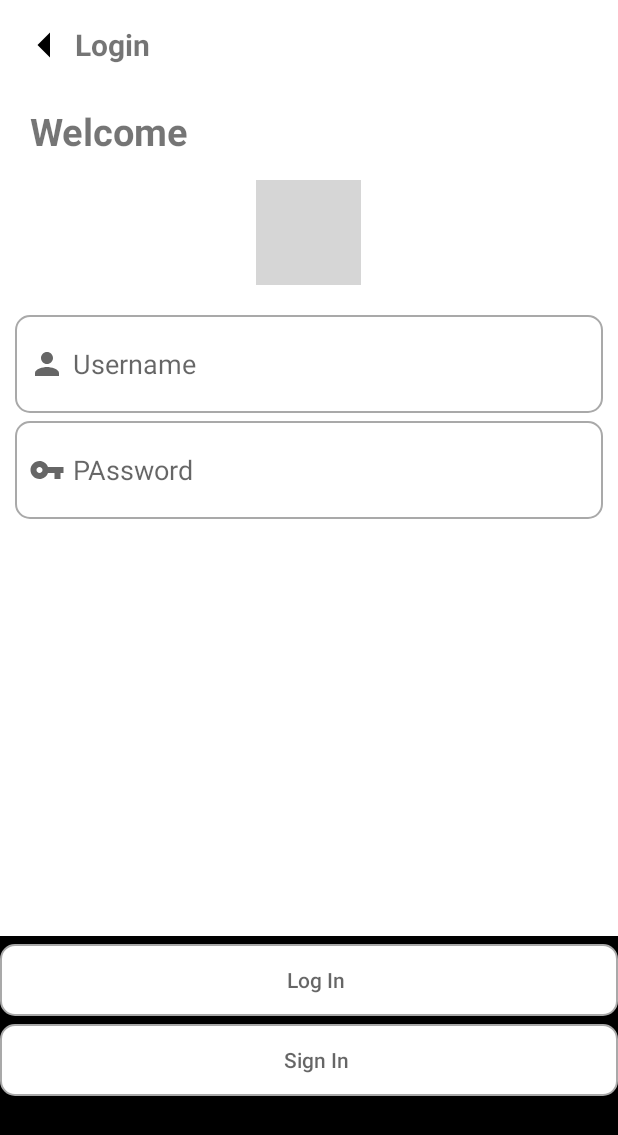
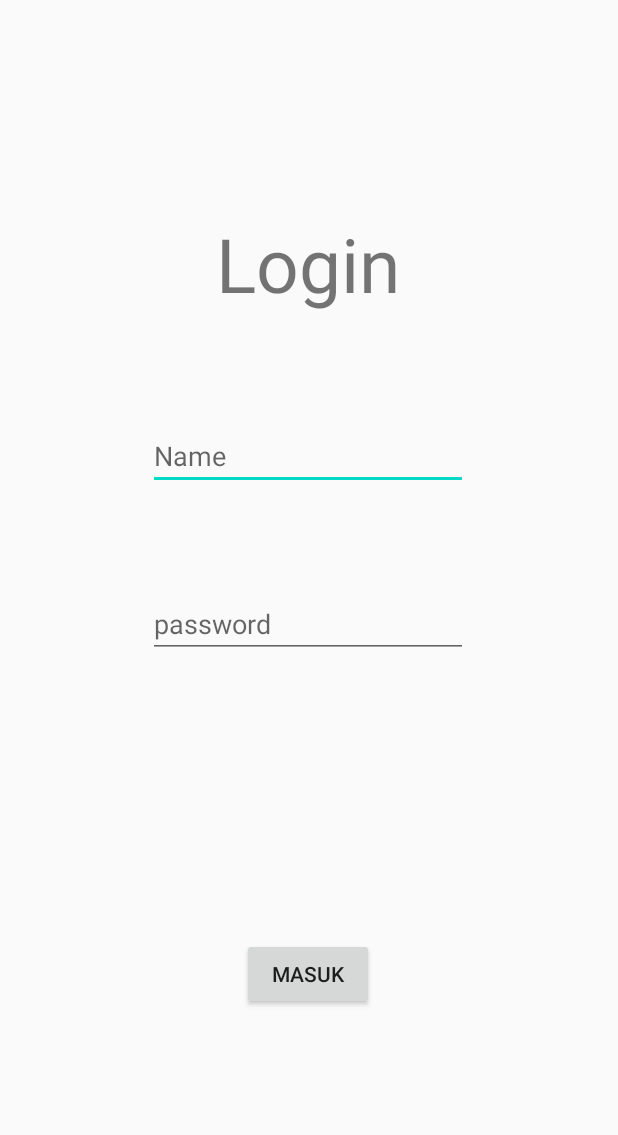
Before and after one commit to Edipurnomo/latihandot, an Android app: the layout activity_login.xml on its own in the app's theme, with its tools: preview values and no code run, on a phone screen of 412 x 824 dp. Shown: the top 1135 px of the screen. Run offline under Robolectric (Android 15) with nearby library versions, the phone set to English and light mode, and no system bars; grey boxes are pictures that could not be loaded.

Commit message:
sudah tapi pas diinstall terinstal 2 aplikasi //coba

```diff
--- a/app/src/main/AndroidManifest.xml
+++ b/app/src/main/AndroidManifest.xml
@@ -1,5 +1,6 @@
 <?xml version="1.0" encoding="utf-8"?>
 <manifest xmlns:android="http://schemas.android.com/apk/res/android"
+    xmlns:tools="http://schemas.android.com/tools"
     package="com.example.splashlogin">
 
     <application
@@ -9,7 +10,7 @@
         android:roundIcon="@mipmap/ic_launcher_round"
         android:supportsRtl="true"
         android:theme="@style/AppTheme">
-        <activity android:name="com.example.splashlogin.SplashActivity">
+        <activity android:name=".SplashActivity">
 
             <intent-filter>
                 <action android:name="android.intent.action.MAIN" />
@@ -17,16 +18,10 @@
                 <category android:name="android.intent.category.LAUNCHER" />
             </intent-filter>
         </activity>
-        <activity android:name="com.example.splashlogin.login">
-            <intent-filter>
-                <action android:name="android.intent.action.MAIN" />
+        <activity android:name=".MainActivity"
+            tools:ignore="DuplicateActivity" />
+        <activity android:name=".login">
 
-                <category android:name="android.intent.category.LAUNCHER" />
-            </intent-filter>
-        </activity>
-        <activity
-            android:name="com.example.splashlogin.MainActivity">
-        </activity>
-    </application>
+        </activity>    </application>
 
 </manifest>
--- a/app/src/main/java/com/example/splashlogin/SplashActivity.java
+++ b/app/src/main/java/com/example/splashlogin/SplashActivity.java
@@ -1,38 +1,28 @@
 package com.example.splashlogin;
 
+import android.app.Activity;
 import android.content.Intent;
 import android.os.Bundle;
-import android.os.Handler;
-import android.view.animation.Animation;
-import android.view.animation.AnimationUtils;
-import android.widget.ImageView;
 
-import androidx.annotation.Nullable;
-import androidx.appcompat.app.AppCompatActivity;
-
-public class SplashActivity extends AppCompatActivity {
-
-    ImageView logo;
+public class SplashActivity extends Activity {
 
     @Override
-    protected void onCreate(Bundle savedInstanceState){
+    protected void onCreate(Bundle savedInstanceState) {
         super.onCreate(savedInstanceState);
         setContentView(R.layout.activity_splash);
-        logo= (ImageView) findViewById(R.id.logo);
-
-
-
-        new Handler().postDelayed(new Runnable() {
-            @Override
-            public void run() {
-                Intent panggil = new Intent(SplashActivity.this, login.class);
-                startActivity(panggil);
-                finish();
+        Thread thread = new Thread() {
+            public void run () {
+                try {
+                    sleep(4000);
+                } catch (InterruptedException e) {
+                    e.printStackTrace();
+                } finally {
+                    startActivity(new Intent(SplashActivity.this, login.class));
+                    finish();
+                }
 
             }
-        }, 5000);
-
-        Animation myanim = AnimationUtils.loadAnimation(this,R.anim.mysplashanimaation);
-        logo.startAnimation(myanim);
+        };
+        thread.start();
     }
 }
--- a/app/src/main/java/com/example/splashlogin/login.java
+++ b/app/src/main/java/com/example/splashlogin/login.java
@@ -2,38 +2,31 @@ package com.example.splashlogin;
 
 import androidx.appcompat.app.AppCompatActivity;
 
+import android.content.Intent;
 import android.os.Bundle;
-import android.os.Handler;
 import android.view.View;
-import android.widget.LinearLayout;
+import android.widget.Button;
 
 
 public class login extends AppCompatActivity {
+    private Button buttonLogin;
 
-    LinearLayout rellay1;
-    LinearLayout rellay2;
-    LinearLayout rellay3;
-    Handler handler = new Handler();
-    Runnable runnable = new Runnable() {
-        @Override
-        public void run() {
-            rellay1.setVisibility(View.VISIBLE);
-            rellay2.setVisibility(View.VISIBLE);
-            rellay3.setVisibility(View.VISIBLE);
-
-        }
-    };
 
     @Override
     protected void onCreate(Bundle savedInstanceState) {
         super.onCreate(savedInstanceState);
         setContentView(R.layout.activity_login);
 
-        rellay1 = (LinearLayout) findViewById(R.id.rellay1);
-        rellay2 = (LinearLayout) findViewById(R.id.rellay2);
-        rellay3 = (LinearLayout) findViewById(R.id.rellay3);
+        buttonLogin = findViewById(R.id.buttonLogin);
 
-        handler.postDelayed(runnable, 5000);
+        buttonLogin.setOnClickListener(new View.OnClickListener() {
+            @Override
+            public void onClick (View v){
+                // action
+                Intent intent = new Intent(login.this, MainActivity.class);
+                startActivity(intent);
+            }
+        });
 
     }
 }
--- a/app/src/main/res/layout/activity_login.xml
+++ b/app/src/main/res/layout/activity_login.xml
@@ -1,130 +1,62 @@
 <?xml version="1.0" encoding="utf-8"?>
-<LinearLayout xmlns:android="http://schemas.android.com/apk/res/android"
+<androidx.constraintlayout.widget.ConstraintLayout xmlns:android="http://schemas.android.com/apk/res/android"
     xmlns:app="http://schemas.android.com/apk/res-auto"
     xmlns:tools="http://schemas.android.com/tools"
     android:layout_width="match_parent"
     android:layout_height="match_parent"
-    android:orientation="vertical"
-    tools:context=".login">
+    tools:context=".LoginActivity">
 
+    <TextView
+        android:id="@+id/textView3"
+        android:layout_width="wrap_content"
+        android:layout_height="wrap_content"
+        android:text="Login"
+        android:textSize="50dp"
+        app:layout_constraintBottom_toBottomOf="parent"
+        app:layout_constraintEnd_toEndOf="parent"
+        app:layout_constraintHorizontal_bias="0.497"
+        app:layout_constraintStart_toStartOf="parent"
+        app:layout_constraintTop_toTopOf="parent"
+        app:layout_constraintVertical_bias="0.188" />
 
-    <LinearLayout
-        android:id="@+id/rellay1"
-        android:background="@color/White"
-        android:gravity="center"
-        android:layout_gravity="center"
-        android:padding="10dp"
+    <EditText
+        android:id="@+id/editTextTextPersonName2"
+        android:layout_width="wrap_content"
+        android:layout_height="wrap_content"
+        android:ems="10"
+        android:hint="Name"
+        android:inputType="textPersonName"
+        android:text=""
+        app:layout_constraintBottom_toBottomOf="parent"
+        app:layout_constraintEnd_toEndOf="parent"
+        app:layout_constraintHorizontal_bias="0.497"
+        app:layout_constraintStart_toStartOf="parent"
+        app:layout_constraintTop_toBottomOf="@+id/textView3"
+        app:layout_constraintVertical_bias="0.127" />
 
-        android:layout_width="match_parent"
-        android:layout_height="wrap_content">
+    <EditText
+        android:id="@+id/editTextTextPassword"
+        android:layout_width="wrap_content"
+        android:layout_height="wrap_content"
+        android:ems="10"
+        android:hint="password"
+        android:inputType="textPassword"
+        app:layout_constraintBottom_toBottomOf="parent"
+        app:layout_constraintEnd_toEndOf="parent"
+        app:layout_constraintHorizontal_bias="0.497"
+        app:layout_constraintStart_toStartOf="parent"
+        app:layout_constraintTop_toBottomOf="@+id/editTextTextPersonName2"
+        app:layout_constraintVertical_bias="0.147" />
 
-        <Button
-            android:backgroundTint="@color/Black"
-            android:background="@drawable/back"
-            android:layout_width="40dp"
-            android:layout_height="40dp"/>
-        <TextView
-            android:textSize="20dp"
-            android:textStyle="bold"
-            android:text="Login"
-            android:layout_width="match_parent"
-            android:layout_height="wrap_content"/>
-
-    </LinearLayout>
-    <LinearLayout
-        android:id="@+id/rellay2"
-        android:background="@color/White"
-        android:padding="10dp"
-        android:orientation="vertical"
-        android:layout_weight="1"
-        android:layout_width="match_parent"
-        android:layout_height="match_parent">
-        <TextView
-            android:paddingLeft="10dp"
-            android:textStyle="bold"
-            android:textSize="25dp"
-            android:text="Welcome"
-            android:layout_width="match_parent"
-            android:layout_height="wrap_content"/>
-        <ImageView
-            android:layout_marginTop="15dp"
-            android:layout_gravity="center"
-            android:src="@drawable/ic_android_black_24dp"
-            android:layout_width="70dp"
-            android:layout_height="70dp"/>
-
-
-        <LinearLayout
-            android:id="@+id/username"
-            android:layout_marginTop="20dp"
-            android:layout_width="match_parent"
-            android:layout_height="wrap_content"
-            android:orientation="vertical">
-            <EditText
-                android:paddingLeft="9dp"
-                android:drawablePadding="5dp"
-                android:background="@drawable/background_form"
-                android:drawableStart="@drawable/person"
-                android:hint="Username"
-                android:layout_width="match_parent"
-                android:layout_height="65dp"
-                android:drawableLeft="@drawable/person" />
-        </LinearLayout>
-
-        <LinearLayout
-            android:id="@+id/password"
-            android:layout_width="match_parent"
-            android:layout_height="wrap_content">
-            <EditText
-                android:paddingLeft="9dp"
-                android:drawablePadding="5dp"
-                android:background="@drawable/background_form"
-                android:layout_marginTop="5dp"
-                android:drawableStart="@drawable/key"
-                android:hint="PAssword"
-                android:layout_width="match_parent"
-                android:layout_height="65dp"
-                android:drawableLeft="@drawable/key" />
-        </LinearLayout>
-    </LinearLayout>
-
-
-    <LinearLayout
-        android:id="@+id/rellay3"
-        android:paddingTop="5dp"
-        android:background="@color/Black"
-        android:orientation="vertical"
-        android:layout_width="match_parent"
-        android:layout_height="200dp">
-        <LinearLayout
-            android:id="@+id/tombollogin"
-            android:layout_width="match_parent"
-            android:layout_height="wrap_content"
-            android:orientation="vertical">
-            <Button
-                android:paddingLeft="9dp"
-                android:drawablePadding="5dp"
-                android:background="@drawable/background_form"
-                android:hint="Log In"
-                android:layout_width="match_parent"
-                android:layout_height="match_parent"/>
-        </LinearLayout>
-
-        <LinearLayout
-            android:id="@+id/tombolsignin"
-            android:layout_width="match_parent"
-            android:layout_height="wrap_content">
-
-            <Button
-                android:layout_width="match_parent"
-                android:layout_height="match_parent"
-                android:layout_marginTop="5dp"
-                android:background="@drawable/background_form"
-                android:drawablePadding="5dp"
-                android:hint="Sign In"
-                android:paddingLeft="9dp" />
-        </LinearLayout>
-    </LinearLayout>
-
-
-</LinearLayout>
+    <Button
+        android:id="@+id/buttonLogin"
+        android:layout_width="wrap_content"
+        android:layout_height="wrap_content"
+        android:text="Masuk"
+        app:layout_constraintBottom_toBottomOf="parent"
+        app:layout_constraintEnd_toEndOf="parent"
+        app:layout_constraintHorizontal_bias="0.498"
+        app:layout_constraintStart_toStartOf="parent"
+        app:layout_constraintTop_toBottomOf="@+id/editTextTextPassword"
+        app:layout_constraintVertical_bias="0.553" />
+</androidx.constraintlayout.widget.ConstraintLayout>
```
